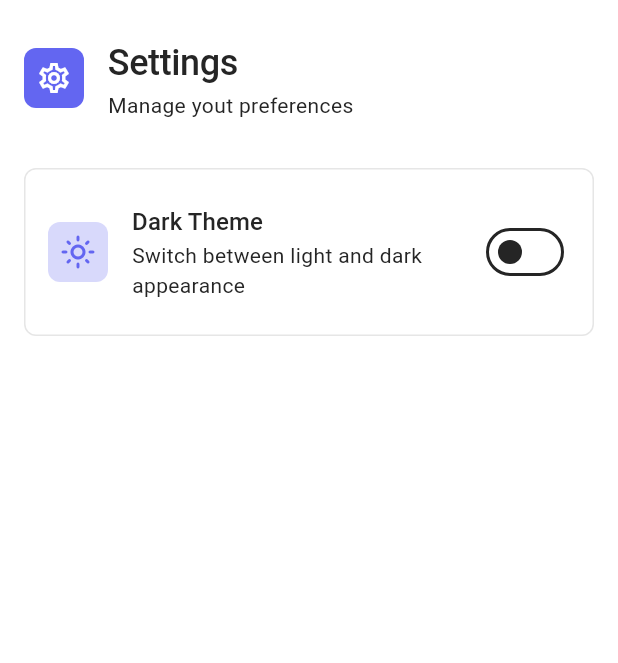
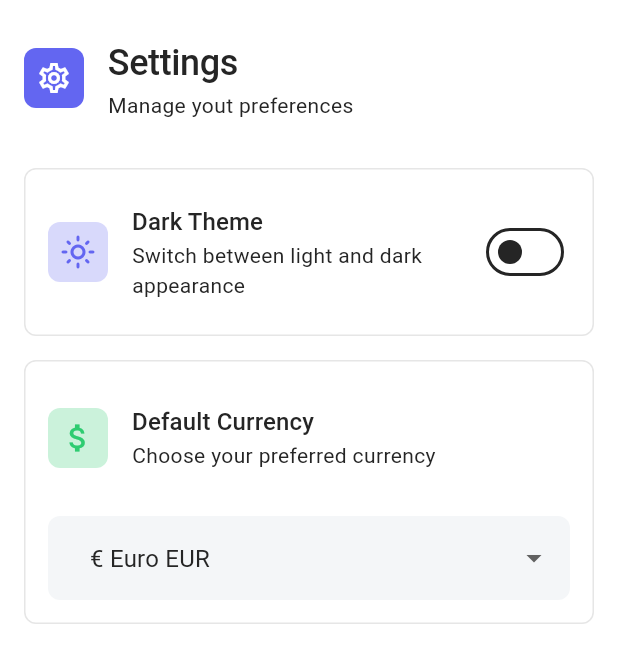
Before and after one commit to dbenitez-bcn/dukoin, a Flutter app: the SettingsPage screen opened directly, on a phone screen of 412 x 824 dp. Shown: the top 663 px of the screen. Run offline on Flutter 3.47's test engine with Material 3 defaults, Android fonts, the phone set to English and light mode, and no system bars; our stand-ins replace shared_preferences, sqflite; accounts and stored records are empty.

Commit message:
adds default currency selector

```diff
--- a/lib/presentation/pages/settings_page.dart
+++ b/lib/presentation/pages/settings_page.dart
@@ -1,6 +1,4 @@
-import 'package:dukoin/l10n/app_localizations.dart';
-import 'package:dukoin/presentation/state/theme_provider.dart';
-import 'package:dukoin/presentation/widgets/dukoin_icon.dart';
+import 'package:dukoin/presentation/widgets/default_currency_selector.dart';
 import 'package:dukoin/presentation/widgets/settings_app_bar.dart';
 import 'package:dukoin/presentation/widgets/theme_card_switch.dart';
 import 'package:flutter/material.dart';
@@ -18,6 +16,7 @@ class SettingsPage extends StatelessWidget {
             SettingsAppBar(),
             SizedBox(height: 16.0),
             ThemeCardSwitch(),
+            DefaultCurrencySelector(),
           ],
         ),
       ),
--- /dev/null
+++ b/lib/presentation/widgets/currency_dropdown_menu_item.dart
@@ -0,0 +1,38 @@
+import 'package:dukoin/domain/currency.dart';
+import 'package:dukoin/l10n/app_localizations.dart';
+import 'package:flutter/material.dart';
+
+class CurrencyDropdownMenuItem extends StatelessWidget {
+  final Currency currency;
+
+  const CurrencyDropdownMenuItem({super.key, required this.currency});
+
+  String getText(BuildContext context) {
+    switch (currency) {
+      case Currency.USD:
+        return "\$ ${AppLocalizations.of(context)!.currencyUSD} ${currency.name}";
+      case Currency.EUR:
+        return "€ ${AppLocalizations.of(context)!.currencyEUR} ${currency.name}";
+      case Currency.GBP:
+        return "£ ${AppLocalizations.of(context)!.currencyGBP} ${currency.name}";
+      case Currency.JPY:
+        return "¥ ${AppLocalizations.of(context)!.currencyJPY} ${currency.name}";
+      case Currency.CAD:
+        return "C\$ ${AppLocalizations.of(context)!.currencyCAD} ${currency.name}";
+      case Currency.AUD:
+        return "A\$ ${AppLocalizations.of(context)!.currencyAUD} ${currency.name}";
+    }
+  }
+
+  @override
+  Widget build(BuildContext context) {
+    return Row(
+      children: [
+        Padding(
+          padding: const EdgeInsets.only(left: 8.0),
+          child: Text(getText(context)),
+        ),
+      ],
+    );
+  }
+}
--- /dev/null
+++ b/lib/presentation/widgets/default_currency_selector.dart
@@ -0,0 +1,65 @@
+import 'package:dukoin/domain/currency.dart';
+import 'package:dukoin/l10n/app_localizations.dart';
+import 'package:dukoin/presentation/widgets/currency_dropdown_menu_item.dart';
+import 'package:dukoin/presentation/widgets/dukoin_icon.dart';
+import 'package:dukoin/styles/dukoin_colors.dart';
+import 'package:flutter/material.dart';
+
+class DefaultCurrencySelector extends StatelessWidget {
+  Currency selectedCurrency = Currency.EUR;
+
+  DefaultCurrencySelector({super.key});
+
+  void setCurrency(Currency? currency) {
+    if (currency != null) {
+      selectedCurrency = currency;
+    }
+  }
+
+  @override
+  Widget build(BuildContext context) {
+    return Card(
+      child: Padding(
+        padding: const EdgeInsets.all(16.0),
+        child: Column(
+          children: [
+            ListTile(
+              contentPadding: const EdgeInsets.only(bottom: 16.0),
+              leading: DukoinIcon(
+                icon: Icons.attach_money,
+                color: Theme.of(
+                  context,
+                ).extension<DukoinColors>()!.emeraldGreen,
+              ),
+              title: Text(
+                AppLocalizations.of(context)!.settingsDefaultCurrencyTitle,
+                style: Theme.of(context).textTheme.labelLarge,
+              ),
+              subtitle: Text(
+                AppLocalizations.of(context)!.settingsDefaultCurrencySubtitle,
+              ),
+            ),
+            DropdownButtonFormField<Currency>(
+              value: selectedCurrency,
+              items: Currency.values
+                  .map(
+                    (c) => DropdownMenuItem(
+                      value: c,
+                      child: CurrencyDropdownMenuItem(currency: c),
+                    ),
+                  )
+                  .toList(),
+              onChanged: setCurrency,
+              decoration: InputDecoration(
+                hintText: AppLocalizations.of(context)!.addExpenseCategoryHint,
+              ),
+              validator: (value) => value == null
+                  ? AppLocalizations.of(context)!.addExpenseCategoryHint
+                  : null,
+            ),
+          ],
+        ),
+      ),
+    );
+  }
+}
```
